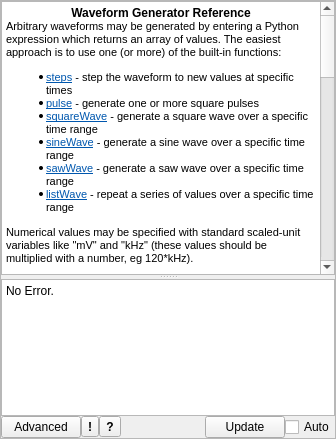
acq4/acq4, file acq4/util/generator/GeneratorTemplate.ui: the form before one commit.
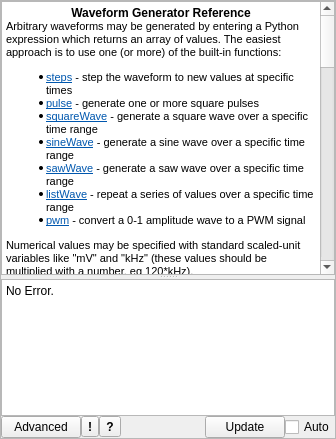
The form after the commit. The open tabs and pages were chosen to show the change. Custom widgets are drawn as their Qt base class.

Commit message: add pwm to available waveform functions

```diff
--- a/acq4/util/generator/GeneratorTemplate.ui
+++ b/acq4/util/generator/GeneratorTemplate.ui
@@ -227,7 +227,8 @@
 &lt;li style=&quot; font-family:'Ubuntu'; font-size:8pt;&quot; style=&quot; margin-top:0px; margin-bottom:0px; margin-left:0px; margin-right:0px; -qt-block-indent:0; text-indent:0px;&quot;&gt;&lt;a href=&quot;#waves&quot;&gt;&lt;span style=&quot; text-decoration: underline; color:#0057ae;&quot;&gt;squareWave&lt;/span&gt;&lt;/a&gt; - generate a square wave over a specific time range&lt;/li&gt;
 &lt;li style=&quot; font-family:'Ubuntu'; font-size:8pt;&quot; style=&quot; margin-top:0px; margin-bottom:0px; margin-left:0px; margin-right:0px; -qt-block-indent:0; text-indent:0px;&quot;&gt;&lt;a href=&quot;#waves&quot;&gt;&lt;span style=&quot; text-decoration: underline; color:#0057ae;&quot;&gt;sineWave&lt;/span&gt;&lt;/a&gt; - generate a sine wave over a specific time range&lt;/li&gt;
 &lt;li style=&quot; font-family:'Ubuntu'; font-size:8pt;&quot; style=&quot; margin-top:0px; margin-bottom:0px; margin-left:0px; margin-right:0px; -qt-block-indent:0; text-indent:0px;&quot;&gt;&lt;a href=&quot;#waves&quot;&gt;&lt;span style=&quot; text-decoration: underline; color:#0057ae;&quot;&gt;sawWave&lt;/span&gt;&lt;/a&gt; - generate a saw wave over a specific time range&lt;/li&gt;
-&lt;li style=&quot; font-family:'Ubuntu'; font-size:8pt;&quot; style=&quot; margin-top:0px; margin-bottom:12px; margin-left:0px; margin-right:0px; -qt-block-indent:0; text-indent:0px;&quot;&gt;&lt;a href=&quot;#waves&quot;&gt;&lt;span style=&quot; text-decoration: underline; color:#0057ae;&quot;&gt;listWave&lt;/span&gt;&lt;/a&gt; - repeat a series of values over a specific time range&lt;/li&gt;&lt;/ul&gt;
+&lt;li style=&quot; font-family:'Ubuntu'; font-size:8pt;&quot; style=&quot; margin-top:0px; margin-bottom:0px; margin-left:0px; margin-right:0px; -qt-block-indent:0; text-indent:0px;&quot;&gt;&lt;a href=&quot;#waves&quot;&gt;&lt;span style=&quot; text-decoration: underline; color:#0057ae;&quot;&gt;listWave&lt;/span&gt;&lt;/a&gt; - repeat a series of values over a specific time range&lt;/li&gt;
+&lt;li style=&quot; font-family:'Ubuntu'; font-size:8pt;&quot; style=&quot; margin-top:0px; margin-bottom:12px; margin-left:0px; margin-right:0px; -qt-block-indent:0; text-indent:0px;&quot;&gt;&lt;a href=&quot;#pwm&quot;&gt;&lt;span style=&quot; text-decoration: underline; color:#0057ae;&quot;&gt;pwm&lt;/span&gt;&lt;/a&gt; - convert a 0-1 amplitude wave to a PWM signal&lt;/li&gt;&lt;/ul&gt;
 &lt;p style=&quot; margin-top:0px; margin-bottom:0px; margin-left:0px; margin-right:0px; -qt-block-indent:0; text-indent:0px;&quot;&gt;&lt;span style=&quot; font-family:'Ubuntu'; font-size:8pt;&quot;&gt;Numerical values may be specified with standard scaled-unit variables like &amp;quot;mV&amp;quot; and &amp;quot;kHz&amp;quot; (these values should be multiplied with a number, eg 120*kHz). &lt;/span&gt;&lt;/p&gt;
 &lt;p style=&quot;-qt-paragraph-type:empty; margin-top:0px; margin-bottom:0px; margin-left:0px; margin-right:0px; -qt-block-indent:0; text-indent:0px; font-family:'Ubuntu'; font-size:8pt;&quot;&gt;&lt;/p&gt;
 &lt;p style=&quot; margin-top:0px; margin-bottom:0px; margin-left:0px; margin-right:0px; -qt-block-indent:0; text-indent:0px;&quot;&gt;&lt;span style=&quot; font-family:'Ubuntu'; font-size:8pt; font-weight:600;&quot;&gt;Sequence Parameters&lt;/span&gt;&lt;span style=&quot; font-family:'Ubuntu'; font-size:8pt;&quot;&gt;: Commonly, we want a function to run multiple times while varying one or more of its parameters. To accomplish this, click &amp;quot;Add Sequence Parameter&amp;quot;, configure the new parameter's properties, and substitute any numerical value in the function with the name of the new parameter. Parameters may be renamed or removed by right clicking on their name.&lt;/span&gt;&lt;/p&gt;
@@ -271,6 +272,13 @@
 &lt;p style=&quot; margin-top:0px; margin-bottom:0px; margin-left:0px; margin-right:0px; -qt-block-indent:0; text-indent:0px;&quot;&gt;&lt;span style=&quot; font-family:'Sans Serif'; font-size:8pt;&quot;&gt;Specific to listWave:&lt;/span&gt;&lt;/p&gt;
 &lt;p style=&quot; margin-top:0px; margin-bottom:0px; margin-left:0px; margin-right:0px; -qt-block-indent:0; text-indent:0px;&quot;&gt;&lt;span style=&quot; font-family:'Sans Serif'; font-size:8pt;&quot;&gt;    values - the list of values that are iterated over for each cycle of the wave. &lt;/span&gt;&lt;/p&gt;
 &lt;p style=&quot;-qt-paragraph-type:empty; margin-top:0px; margin-bottom:0px; margin-left:0px; margin-right:0px; -qt-block-indent:0; text-indent:0px; font-family:'Sans Serif'; font-size:8pt;&quot;&gt;&lt;/p&gt;
+&lt;p style=&quot; margin-top:0px; margin-bottom:0px; margin-left:0px; margin-right:0px; -qt-block-indent:0; text-indent:0px;&quot;&gt;&lt;span style=&quot; font-family:'Sans Serif'; font-size:8pt; font-weight:600;&quot;&gt;pwm&lt;/span&gt;&lt;span style=&quot; font-family:'Sans Serif'; font-size:8pt;&quot;&gt;( wave, pwm_period, [base=0.0] )&lt;/span&gt;&lt;/p&gt;
+&lt;p style=&quot; margin-top:0px; margin-bottom:0px; margin-left:0px; margin-right:0px; -qt-block-indent:0; text-indent:0px;&quot;&gt;&lt;span style=&quot; font-family:'Sans Serif'; font-size:8pt;&quot;&gt;Converts a 0-1 amplitude waveform to a PWM signal. Within each PWM cycle the output is 1.0 for a fraction of the cycle equal to the mean of the input over that cycle, and base for the remainder.&lt;/span&gt;&lt;/p&gt;
+&lt;p style=&quot; margin-top:0px; margin-bottom:0px; margin-left:0px; margin-right:0px; -qt-block-indent:0; text-indent:0px;&quot;&gt;&lt;span style=&quot; font-family:'Sans Serif'; font-size:8pt;&quot;&gt;    wave - input waveform with values in [0, 1] representing duty cycle (e.g. output of sineWave(), squareWave(), etc.)&lt;/span&gt;&lt;/p&gt;
+&lt;p style=&quot; margin-top:0px; margin-bottom:0px; margin-left:0px; margin-right:0px; -qt-block-indent:0; text-indent:0px;&quot;&gt;&lt;span style=&quot; font-family:'Sans Serif'; font-size:8pt;&quot;&gt;    pwm_period - duration of each PWM switching cycle in seconds. Eg: 1*ms&lt;/span&gt;&lt;/p&gt;
+&lt;p style=&quot; margin-top:0px; margin-bottom:0px; margin-left:0px; margin-right:0px; -qt-block-indent:0; text-indent:0px;&quot;&gt;&lt;span style=&quot; font-family:'Sans Serif'; font-size:8pt;&quot;&gt;    base - value during the &amp;quot;off&amp;quot; portion of each cycle (default 0.0)&lt;/span&gt;&lt;/p&gt;
+&lt;p style=&quot; margin-top:0px; margin-bottom:0px; margin-left:0px; margin-right:0px; -qt-block-indent:0; text-indent:0px;&quot;&gt;&lt;span style=&quot; font-family:'Sans Serif'; font-size:8pt;&quot;&gt;Example: sine-modulated PWM with 1 ms switching period&lt;/span&gt;&lt;/p&gt;
+&lt;p style=&quot; margin-top:0px; margin-bottom:0px; margin-left:0px; margin-right:0px; -qt-block-indent:0; text-indent:0px;&quot;&gt;&lt;span style=&quot; font-family:'Sans Serif'; font-size:8pt;&quot;&gt;    pwm(sineWave(sine_period, amplitude=0.5) + 0.5, pwm_period=1*ms)&lt;/span&gt;&lt;/p&gt;
 &lt;p style=&quot;-qt-paragraph-type:empty; margin-top:0px; margin-bottom:0px; margin-left:0px; margin-right:0px; -qt-block-indent:0; text-indent:0px; font-family:'Ubuntu'; font-size:8pt;&quot;&gt;&lt;/p&gt;
 &lt;p style=&quot;-qt-paragraph-type:empty; margin-top:0px; margin-bottom:0px; margin-left:0px; margin-right:0px; -qt-block-indent:0; text-indent:0px; font-family:'Ubuntu'; font-size:8pt;&quot;&gt;&lt;/p&gt;&lt;/body&gt;&lt;/html&gt;</string>
              </property>
```
The commit also changes 1 other file.
